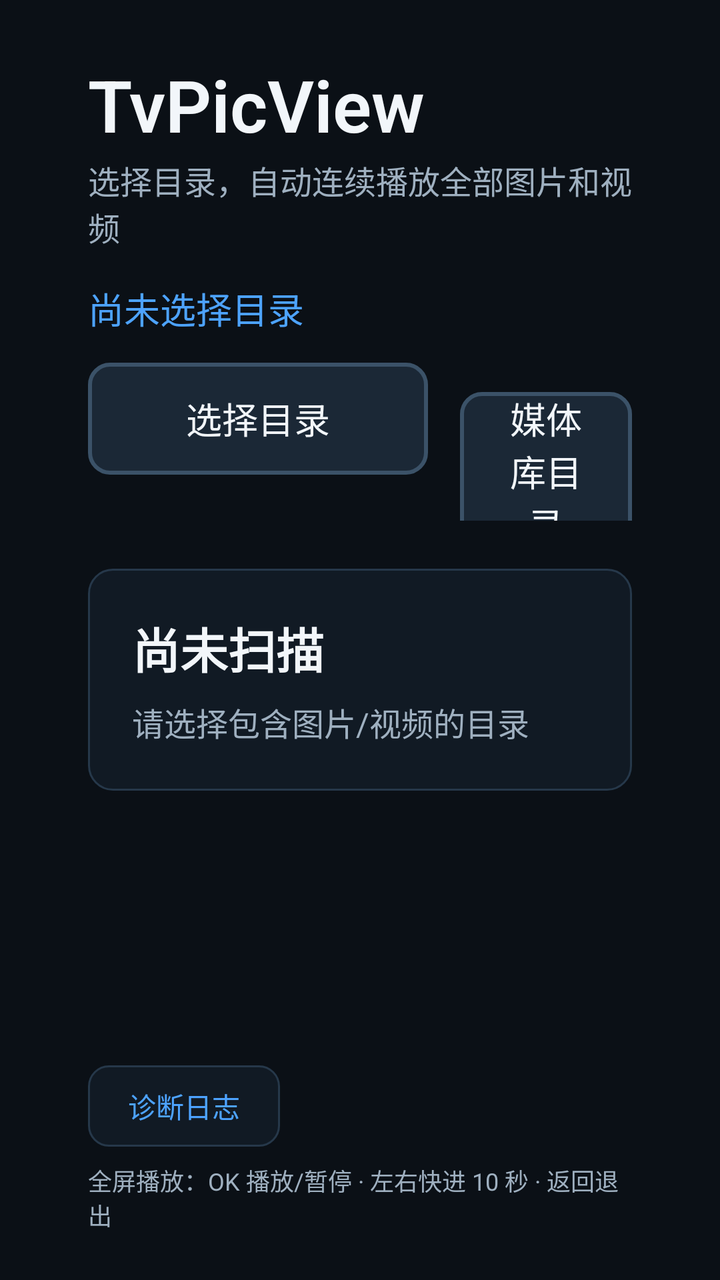
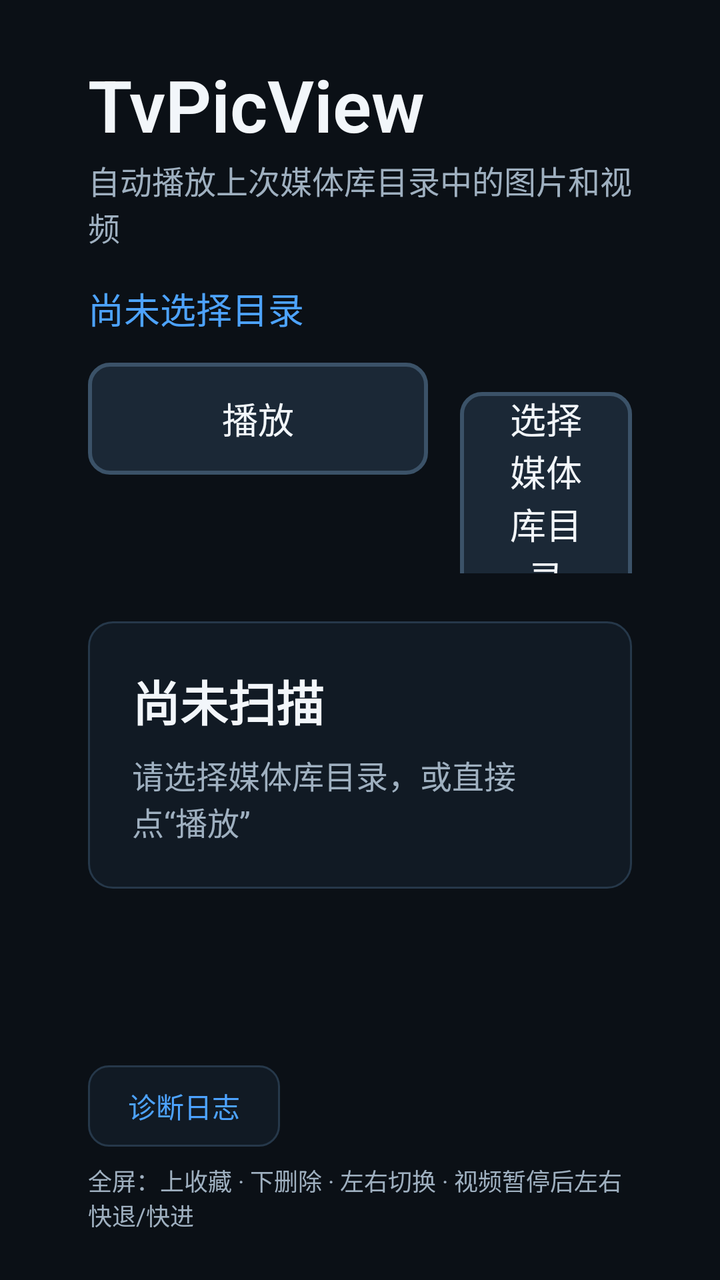

The first picture is an Android layout as it rendered before a commit; the second is the same layout after the commit. The layout source and the unified diff follow.
<!-- AndroidManifest.xml: application theme AppTheme -->
<!-- res/layout/activity_main.xml -->
<?xml version="1.0" encoding="utf-8"?>
<LinearLayout xmlns:android="http://schemas.android.com/apk/res/android"
    android:layout_width="match_parent"
    android:layout_height="match_parent"
    android:background="@color/bg"
    android:keepScreenOn="true"
    android:orientation="vertical"
    android:paddingStart="44dp"
    android:paddingTop="28dp"
    android:paddingEnd="44dp"
    android:paddingBottom="24dp">

    <TextView
        android:layout_width="wrap_content"
        android:layout_height="wrap_content"
        android:fontFamily="sans-serif-light"
        android:text="@string/app_name"
        android:textColor="@color/text_primary"
        android:textSize="36sp"
        android:textStyle="bold" />

    <TextView
        android:layout_width="wrap_content"
        android:layout_height="wrap_content"
        android:layout_marginTop="2dp"
        android:text="@string/subtitle"
        android:textColor="@color/text_secondary"
        android:textSize="16sp" />

    <TextView
        android:id="@+id/pathView"
        android:layout_width="match_parent"
        android:layout_height="wrap_content"
        android:layout_marginTop="16dp"
        android:ellipsize="middle"
        android:maxLines="2"
        android:text="@string/no_directory"
        android:textColor="@color/accent"
        android:textSize="18sp" />

    <LinearLayout
        android:layout_width="match_parent"
        android:layout_height="wrap_content"
        android:layout_marginTop="14dp"
        android:orientation="horizontal">

        <Button
            android:id="@+id/pickButton"
            style="@style/TvButton"
            android:layout_width="wrap_content"
            android:layout_height="wrap_content"
            android:nextFocusDown="@id/logButton"
            android:nextFocusRight="@id/mediaButton"
            android:text="@string/pick_directory" />

        <Button
            android:id="@+id/mediaButton"
            style="@style/TvButton"
            android:layout_width="wrap_content"
            android:layout_height="wrap_content"
            android:layout_marginStart="16dp"
            android:nextFocusDown="@id/logButton"
            android:nextFocusLeft="@id/pickButton"
            android:nextFocusRight="@id/playButton"
            android:text="@string/media_directory" />

        <Button
            android:id="@+id/playButton"
            style="@style/TvButton"
            android:layout_width="wrap_content"
            android:layout_height="wrap_content"
            android:layout_marginStart="16dp"
            android:nextFocusDown="@id/logButton"
            android:nextFocusLeft="@id/mediaButton"
            android:nextFocusRight="@id/settingsButton"
            android:text="@string/play" />

        <Button
            android:id="@+id/settingsButton"
            style="@style/TvButton"
            android:layout_width="wrap_content"
            android:layout_height="wrap_content"
            android:layout_marginStart="16dp"
            android:nextFocusDown="@id/logButton"
            android:nextFocusLeft="@id/playButton"
            android:text="@string/settings" />
    </LinearLayout>

    <LinearLayout
        android:layout_width="match_parent"
        android:layout_height="wrap_content"
        android:layout_marginTop="24dp"
        android:background="@drawable/panel_bg"
        android:orientation="vertical"
        android:padding="22dp">

        <TextView
            android:id="@+id/countView"
            android:layout_width="match_parent"
            android:layout_height="wrap_content"
            android:text="@string/not_scanned"
            android:textColor="@color/text_primary"
            android:textSize="24sp"
            android:textStyle="bold" />

        <TextView
            android:id="@+id/statusView"
            android:layout_width="match_parent"
            android:layout_height="wrap_content"
            android:layout_marginTop="8dp"
            android:minHeight="24dp"
            android:text="@string/select_hint"
            android:textColor="@color/text_secondary"
            android:textSize="16sp" />
    </LinearLayout>

    <Space
        android:layout_width="match_parent"
        android:layout_height="0dp"
        android:layout_weight="1" />

    <TextView
        android:id="@+id/logButton"
        android:layout_width="wrap_content"
        android:layout_height="wrap_content"
        android:background="@drawable/log_bg"
        android:clickable="true"
        android:focusable="true"
        android:nextFocusUp="@id/settingsButton"
        android:paddingStart="20dp"
        android:paddingTop="10dp"
        android:paddingEnd="20dp"
        android:paddingBottom="10dp"
        android:text="@string/diagnostics"
        android:textColor="@color/accent"
        android:textSize="14sp" />

    <TextView
        android:layout_width="match_parent"
        android:layout_height="wrap_content"
        android:layout_marginTop="8dp"
        android:text="@string/main_hint"
        android:textColor="@color/text_secondary"
        android:textSize="12sp" />

</LinearLayout>
<!-- resources referenced by this layout -->
<resources>
  <color name="accent">#4DA3FF</color>
  <color name="bg">#0B1016</color>
  <color name="text_primary">#F2F6FA</color>
  <color name="text_secondary">#9FB0C0</color>
  <!-- drawable log_bg (drawable) -->
  <?xml version="1.0" encoding="utf-8"?>
  <selector xmlns:android="http://schemas.android.com/apk/res/android">
      <item android:state_focused="true">
          <shape android:shape="rectangle">
              <solid android:color="@color/panel" />
              <corners android:radius="10dp" />
              <stroke android:width="2dp" android:color="@color/accent" />
          </shape>
      </item>
      <item>
          <shape android:shape="rectangle">
              <solid android:color="@color/panel" />
              <corners android:radius="10dp" />
              <stroke android:width="1dp" android:color="@color/panel_border" />
          </shape>
      </item>
  </selector>
  <!-- drawable panel_bg (drawable) -->
  <?xml version="1.0" encoding="utf-8"?>
  <shape xmlns:android="http://schemas.android.com/apk/res/android" android:shape="rectangle">
      <solid android:color="@color/panel" />
      <corners android:radius="12dp" />
      <stroke android:width="1dp" android:color="@color/panel_border" />
  </shape>
  <string name="app_name">TvPicView</string>
  <string name="diagnostics">诊断日志</string>
  <string name="main_hint">全屏播放：OK 播放/暂停 · 左右快进 10 秒 · 返回退出</string>
  <string name="media_directory">媒体库目录</string>
  <string name="no_directory">尚未选择目录</string>
  <string name="not_scanned">尚未扫描</string>
  <string name="pick_directory">选择目录</string>
  <string name="play">播放</string>
  <string name="select_hint">请选择包含图片/视频的目录</string>
  <string name="settings">设置</string>
  <string name="subtitle">选择目录，自动连续播放全部图片和视频</string>
  <style name="TvButton" parent="@android:style/Widget.Material.Button">
          <item name="android:background">@drawable/btn_bg</item>
          <item name="android:backgroundTint">@null</item>
          <item name="android:textColor">@color/btn_text</item>
          <item name="android:textSize">18sp</item>
          <item name="android:textAllCaps">false</item>
          <item name="android:minWidth">170dp</item>
          <item name="android:minHeight">56dp</item>
          <item name="android:paddingLeft">20dp</item>
          <item name="android:paddingRight">20dp</item>
          <item name="android:stateListAnimator">@null</item>
          <item name="android:focusable">true</item>
      </style>
  <style name="AppTheme" parent="@android:style/Theme.Material.NoActionBar">
          <item name="android:windowBackground">@color/bg</item>
          <item name="android:colorAccent">@color/accent</item>
          <item name="android:fontFamily">sans-serif</item>
          <item name="android:windowNoTitle">true</item>
      </style>
  <color name="panel">#111A24</color>
  <color name="panel_border">#26384A</color>
  <!-- drawable btn_bg (drawable) -->
  <?xml version="1.0" encoding="utf-8"?>
  <selector xmlns:android="http://schemas.android.com/apk/res/android">
      <item android:state_pressed="true">
          <shape android:shape="rectangle">
              <solid android:color="@color/accent" />
              <corners android:radius="10dp" />
              <stroke android:width="2dp" android:color="@color/accent_focus" />
          </shape>
      </item>
      <item android:state_focused="true">
          <shape android:shape="rectangle">
              <solid android:color="@color/accent" />
              <corners android:radius="10dp" />
              <stroke android:width="3dp" android:color="#FFFFFF" />
          </shape>
      </item>
      <item>
          <shape android:shape="rectangle">
              <solid android:color="@color/button_normal" />
              <corners android:radius="10dp" />
              <stroke android:width="2dp" android:color="@color/button_border" />
          </shape>
      </item>
  </selector>
  <color name="accent_focus">#5CB4FF</color>
  <color name="button_normal">#1B2836</color>
  <color name="button_border">#3B5268</color>
</resources>

<!-- the commit's change to res/layout/activity_main.xml (unified diff, before → after) -->
@@ -45,13 +45,13 @@
         android:orientation="horizontal">
 
         <Button
-            android:id="@+id/pickButton"
+            android:id="@+id/playButton"
             style="@style/TvButton"
             android:layout_width="wrap_content"
             android:layout_height="wrap_content"
             android:nextFocusDown="@id/logButton"
             android:nextFocusRight="@id/mediaButton"
-            android:text="@string/pick_directory" />
+            android:text="@string/play" />
 
         <Button
             android:id="@+id/mediaButton"
@@ -60,20 +60,9 @@
             android:layout_height="wrap_content"
             android:layout_marginStart="16dp"
             android:nextFocusDown="@id/logButton"
-            android:nextFocusLeft="@id/pickButton"
-            android:nextFocusRight="@id/playButton"
+            android:nextFocusLeft="@id/playButton"
+            android:nextFocusRight="@id/settingsButton"
             android:text="@string/media_directory" />
-
-        <Button
-            android:id="@+id/playButton"
-            style="@style/TvButton"
-            android:layout_width="wrap_content"
-            android:layout_height="wrap_content"
-            android:layout_marginStart="16dp"
-            android:nextFocusDown="@id/logButton"
-            android:nextFocusLeft="@id/mediaButton"
-            android:nextFocusRight="@id/settingsButton"
-            android:text="@string/play" />
 
         <Button
             android:id="@+id/settingsButton"
@@ -82,7 +71,7 @@
             android:layout_height="wrap_content"
             android:layout_marginStart="16dp"
             android:nextFocusDown="@id/logButton"
-            android:nextFocusLeft="@id/playButton"
+            android:nextFocusLeft="@id/mediaButton"
             android:text="@string/settings" />
     </LinearLayout>
 
<!-- resource entries referenced after the edit -->
@@ -31,15 +31,14 @@
   </shape>
   <string name="app_name">TvPicView</string>
   <string name="diagnostics">诊断日志</string>
-  <string name="main_hint">全屏播放：OK 播放/暂停 · 左右快进 10 秒 · 返回退出</string>
-  <string name="media_directory">媒体库目录</string>
+  <string name="main_hint">全屏：上收藏 · 下删除 · 左右切换 · 视频暂停后左右快退/快进</string>
+  <string name="media_directory">选择媒体库目录</string>
   <string name="no_directory">尚未选择目录</string>
   <string name="not_scanned">尚未扫描</string>
-  <string name="pick_directory">选择目录</string>
   <string name="play">播放</string>
-  <string name="select_hint">请选择包含图片/视频的目录</string>
+  <string name="select_hint">请选择媒体库目录，或直接点“播放”</string>
   <string name="settings">设置</string>
-  <string name="subtitle">选择目录，自动连续播放全部图片和视频</string>
+  <string name="subtitle">自动播放上次媒体库目录中的图片和视频</string>
   <style name="TvButton" parent="@android:style/Widget.Material.Button">
           <item name="android:background">@drawable/btn_bg</item>
           <item name="android:backgroundTint">@null</item>
